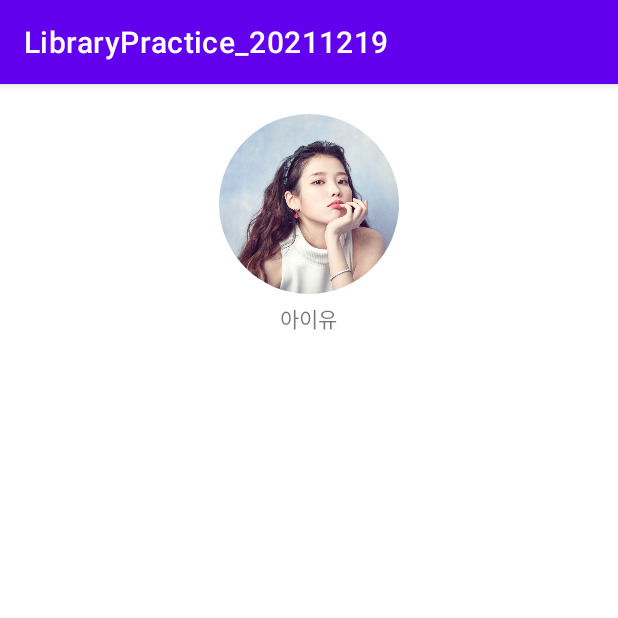
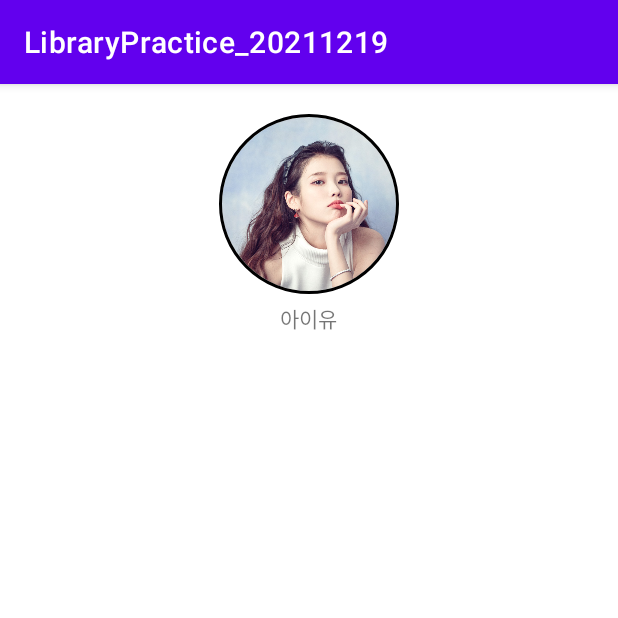
Before and after one commit to ujin-Bang/LibraryPractice_20211219, an Android app: the screen it shows after launch (MainActivity), on a phone screen of 412 x 824 dp, the top half of it. Run offline under Robolectric (Android 15) with nearby library versions, the phone set to English and light mode, and no system bars; our stand-ins replace CircleImageView.

Commit message:
라이브러리 제공 속성 활용  - app:으로  시작하는 속성 확인 / 반영

```diff
--- a/app/src/main/res/layout/activity_main.xml
+++ b/app/src/main/res/layout/activity_main.xml
@@ -17,7 +17,8 @@
         <de.hdodenhof.circleimageview.CircleImageView
             android:layout_width="120dp"
             android:layout_height="120dp"
-            android:src="@drawable/iu"/>
+            android:src="@drawable/iu"
+            app:civ_border_width="2dp" />
 
         <TextView
             android:paddingTop="5dp"
```
